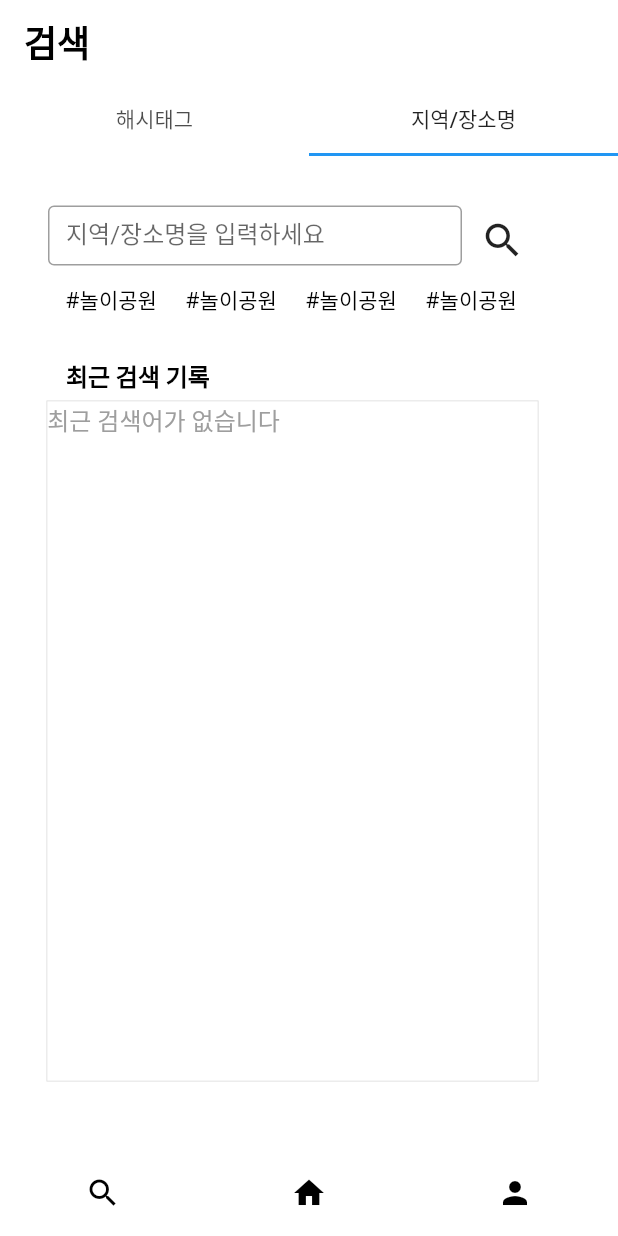
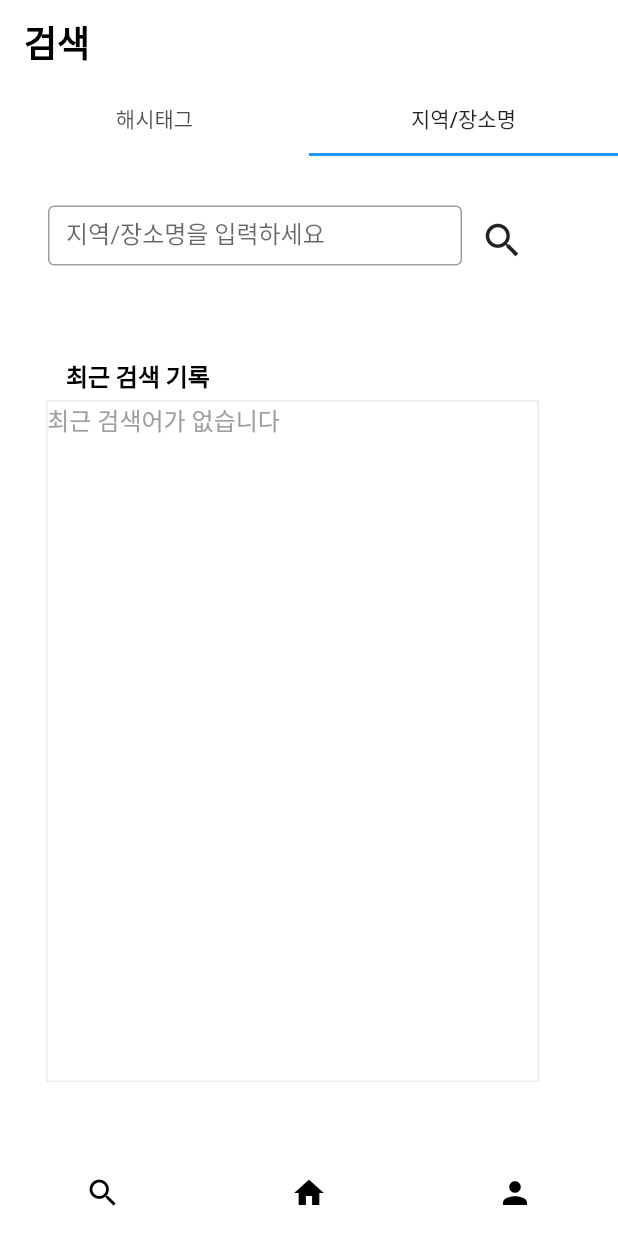
Before and after one commit to Raontrip/raontrip-fe, a Flutter app: the screen it shows after launch, tab 2 chosen, on a phone screen of 412 x 824 dp. Run offline on Flutter 3.47's test engine with Material 2 defaults, Android fonts, the phone set to English and light mode, and no system bars; our stand-ins replace cached_network_image, flutter_cache_manager, flutter_dotenv, shared_preferences, webview_flutter; missing offline and left inert: kakao_map_plugin; network calls fail; Roboto replaces fonts that are missing (Inter, Noto Sans); statements that could not run were skipped.

Commit message:
Fix minor error

```diff
--- a/lib/info.dart
+++ b/lib/info.dart
@@ -1,6 +1,7 @@
 import 'package:flutter/material.dart';
 import 'package:kakao_map_plugin/kakao_map_plugin.dart';
 import 'package:http/http.dart' as http;
+import 'package:raon_trip/page4.dart';
 import 'dart:convert';
 import 'package:webview_flutter/webview_flutter.dart';
 import 'package:flutter_dotenv/flutter_dotenv.dart';
@@ -141,7 +142,10 @@ class _InfoWidgetState extends State<InfoWidget> {
                         padding: const EdgeInsets.all(8.0),
                         child: ElevatedButton(
                           onPressed: () {
-                            // 해시태그 누르면 넘어갈 곳
+                            String keyword = tag;
+                            Navigator.push(context,
+                              MaterialPageRoute(builder: (context) => Page4(1, 82, keyword, 'ETC')),
+                            );
                           },
                           style: ElevatedButton.styleFrom(
                             backgroundColor: const Color(0xFFE7E7E7),
--- a/lib/main_test.dart
+++ b/lib/main_test.dart
@@ -16,41 +16,17 @@ import 'package:flutter_dotenv/flutter_dotenv.dart';
 
 // 내국인 인기 지역 리스트
 // 이미지 받아오기
-List<String> imagePaths = [
-  'assets/images/everland.png',
-  'assets/images/jongro.png',
-  'assets/images/everland.png',
-  'assets/images/jongro.png',
-  'assets/images/everland.png',
-];
+List<String> imagePaths = [];
 
 // 지역 이름 받아오기
-List<String> regionNames = [
-  '#경기도 용인시',
-  '#서울특별시 종로구',
-  '#울산광역시 북구 강동동',
-  '#4',
-  '#5',
-];
+List<String> regionNames = [];
 
 // 외국인 인기 지역 리스트
 // 이미지 받아오기
-List<String> imagePathsf = [
-  'assets/images/everland.png',
-  'assets/images/jongro.png',
-  'assets/images/everland.png',
-  'assets/images/jongro.png',
-  'assets/images/everland.png',
-];
+List<String> imagePathsf = [];
 
 // 지역 이름 받아오기
-List<String> regionNamesf = [
-  '#경기도 수원시',
-  '#서울특별시 마포구',
-  '#3',
-  '#4',
-  '#5',
-];
+List<String> regionNamesf = [];
 
 class Rank {
   late String administrativeName;
@@ -77,7 +53,7 @@ class RankProviders {
 
   // Future getRank() async {
   getRank() async {
-    Uri u = Uri.parse(mainUrl + "size=5");
+    Uri u = Uri.parse(mainUrl + "size=13");
     final response = await http.get(u);
 
     if (jsonDecode(response.body)['code'] == 20002) {
@@ -96,7 +72,7 @@ class RankProviders {
 
   // Future getEngRank() async {
   getEngRank(int lang) async {
-    Uri u = Uri.parse(mainUrl + "lang=$lang&size=5");
+    Uri u = Uri.parse(mainUrl + "lang=$lang&size=13  cat");
     final response = await http.get(u);
 
     if (jsonDecode(response.body)['code'] == 20002) {
@@ -237,7 +213,7 @@ class _Iphone1313Pro1State extends State<Iphone1313Pro1> {
                 left: 32,
                 top: 48,
                 child: Text(
-                  '외국인 인기 명소',
+                  '외국인 인기 지역',
                   style: TextStyle(
                     color: Colors.black,
                     fontSize: 20,
@@ -250,7 +226,7 @@ class _Iphone1313Pro1State extends State<Iphone1313Pro1> {
                 left: 32,
                 top: 347,
                 child: Text(
-                  '내국인 인기 명소',
+                  '내국인 인기 지역',
                   style: TextStyle(
                     color: Colors.black,
                     fontSize: 20,
@@ -318,7 +294,7 @@ class _Iphone1313Pro1State extends State<Iphone1313Pro1> {
   }
 }
 
-// 내국인
+// 내국인 ->Page4
 Widget _buildButtonWithImage(String imagePath, String regionName, BuildContext context) {
   return SizedBox(
     width: 200,
@@ -518,7 +494,7 @@ class PopupWidget extends StatelessWidget {
                   // Navigator.push(
                   //   context,
                   //   MaterialPageRoute(
-                  //       builder: (context) => Page2()), // 마이페이지로 바꿀 것
+                  //       builder: (context) => Page2()), // 언어값 받아놓기 Shared preferences 이용
                   // );
                   onClose(); // 팝업 닫기
                 },
--- a/lib/search_hash.dart
+++ b/lib/search_hash.dart
@@ -98,58 +98,6 @@ class _SearchFormState extends State<SearchForm> {
                 ),
               ),
               Positioned(
-                left: 124,
-                top: 85,
-                child: Text(
-                  '#놀이공원',
-                  style: TextStyle(
-                    color: Colors.black,
-                    fontSize: 14,
-                    fontFamily: 'Noto Sans',
-                    fontWeight: FontWeight.w400,
-                  ),
-                ),
-              ), // 놀이공원
-              Positioned(
-                left: 204,
-                top: 85,
-                child: Text(
-                  '#놀이공원',
-                  style: TextStyle(
-                    color: Colors.black,
-                    fontSize: 14,
-                    fontFamily: 'Noto Sans',
-                    fontWeight: FontWeight.w400,
-                  ),
-                ),
-              ), // 놀이공원
-              Positioned(
-                left: 284,
-                top: 85,
-                child: Text(
-                  '#놀이공원',
-                  style: TextStyle(
-                    color: Colors.black,
-                    fontSize: 14,
-                    fontFamily: 'Noto Sans',
-                    fontWeight: FontWeight.w400,
-                  ),
-                ),
-              ), // 놀이공원
-              Positioned(
-                left: 44,
-                top: 85,
-                child: Text(
-                  '#놀이공원',
-                  style: TextStyle(
-                    color: Colors.black,
-                    fontSize: 14,
-                    fontFamily: 'Noto Sans',
-                    fontWeight: FontWeight.w400,
-                  ),
-                ),
-              ),
-              Positioned(
                 left: 44,
                 top: 134,
                 child: Text(
--- a/lib/search_name.dart
+++ b/lib/search_name.dart
@@ -98,58 +98,6 @@ class _SearchFormState extends State<SearchForm> {
                 ),
               ),
               Positioned(
-                left: 124,
-                top: 85,
-                child: Text(
-                  '#놀이공원',
-                  style: TextStyle(
-                    color: Colors.black,
-                    fontSize: 14,
-                    fontFamily: 'Noto Sans',
-                    fontWeight: FontWeight.w400,
-                  ),
-                ),
-              ), // 놀이공원
-              Positioned(
-                left: 204,
-                top: 85,
-                child: Text(
-                  '#놀이공원',
-                  style: TextStyle(
-                    color: Colors.black,
-                    fontSize: 14,
-                    fontFamily: 'Noto Sans',
-                    fontWeight: FontWeight.w400,
-                  ),
-                ),
-              ), // 놀이공원
-              Positioned(
-                left: 284,
-                top: 85,
-                child: Text(
-                  '#놀이공원',
-                  style: TextStyle(
-                    color: Colors.black,
-                    fontSize: 14,
-                    fontFamily: 'Noto Sans',
-                    fontWeight: FontWeight.w400,
-                  ),
-                ),
-              ), // 놀이공원
-              Positioned(
-                left: 44,
-                top: 85,
-                child: Text(
-                  '#놀이공원',
-                  style: TextStyle(
-                    color: Colors.black,
-                    fontSize: 14,
-                    fontFamily: 'Noto Sans',
-                    fontWeight: FontWeight.w400,
-                  ),
-                ),
-              ),
-              Positioned(
                 left: 44,
                 top: 134,
                 child: Text(
```
Also changed, not shown: pubspec.lock.
